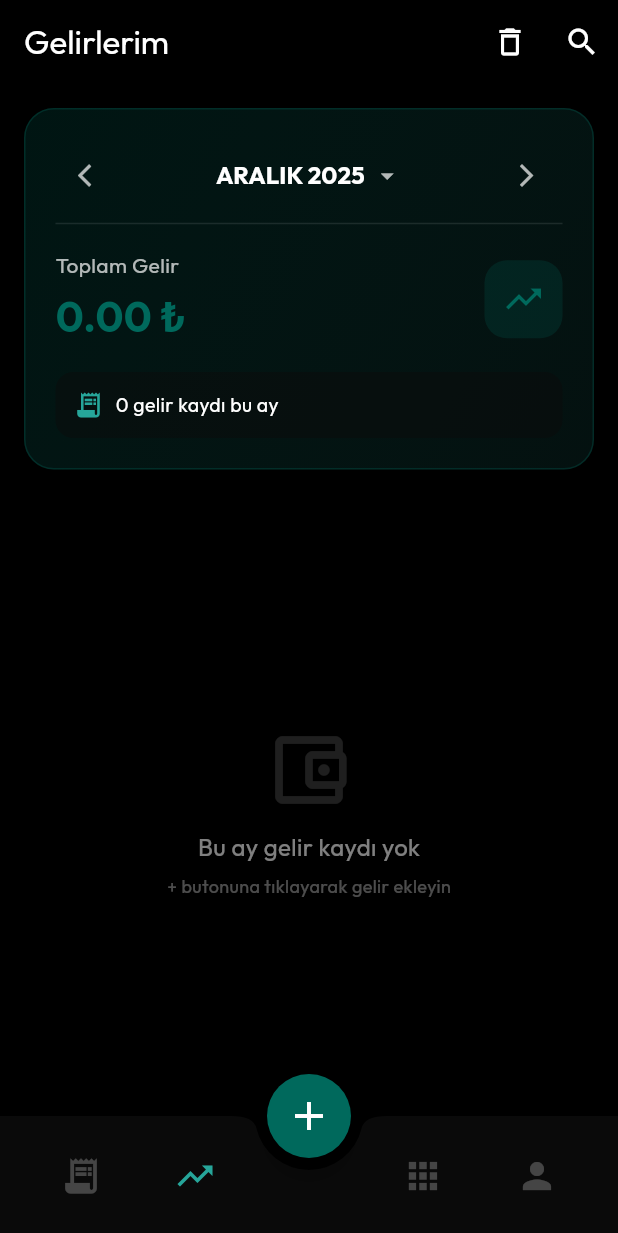
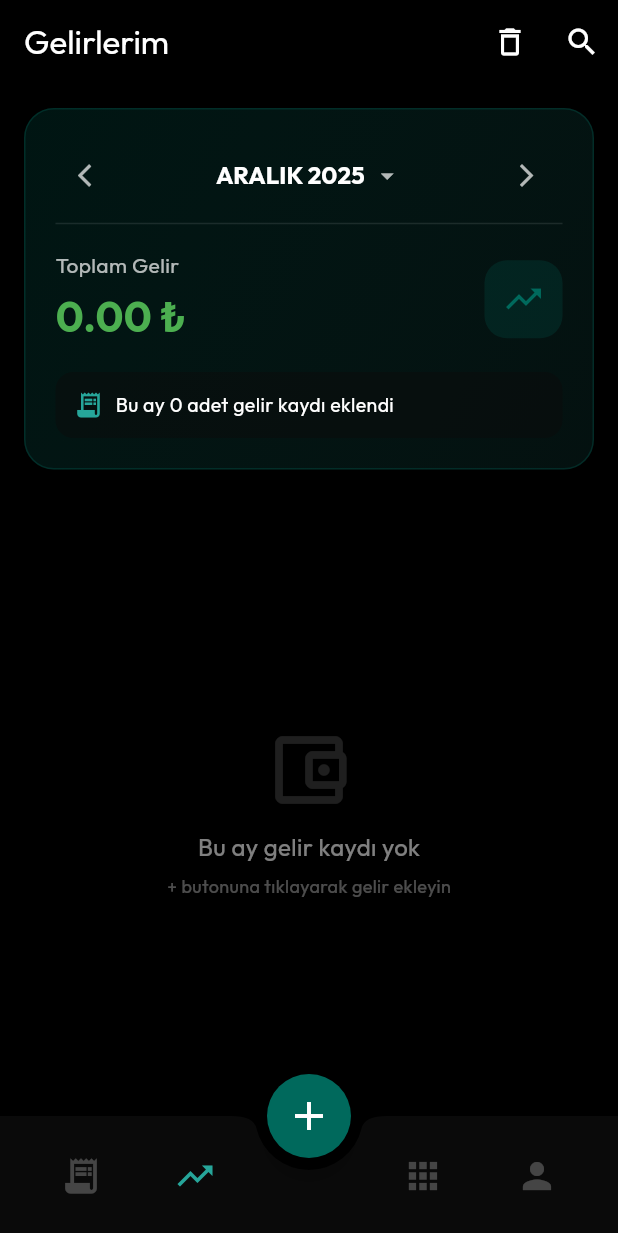
Before and after one commit to SeyitAltintas/Cashly, a Flutter app: the screen it shows after launch, item 2 of the bottom bar chosen, on a phone screen of 412 x 824 dp. Shown: the top 1233 px of the screen. Run offline on Flutter 3.47's test engine with Material 3 defaults, Android fonts, the light colour scheme and no system bars; our stand-ins replace fl_chart, flutter_tts, google_fonts, hive_flutter, image_picker, local_auth and 1 more; accounts and stored records are empty.

Commit message:
gelir adeti texti değişti gelir fiyatı rengi değişti.

```diff
--- a/lib/features/income/presentation/pages/income_page.dart
+++ b/lib/features/income/presentation/pages/income_page.dart
@@ -223,7 +223,7 @@ class _IncomePageState extends State<IncomePage> {
                       Text(
                         "${totalIncome.toStringAsFixed(2)} ₺",
                         style: TextStyle(
-                          color: Theme.of(context).colorScheme.primary,
+                          color: Colors.green,
                           fontSize: 28,
                           fontWeight: FontWeight.bold,
                         ),
@@ -265,7 +265,7 @@ class _IncomePageState extends State<IncomePage> {
                     ),
                     const SizedBox(width: 8),
                     Text(
-                      "${filteredIncomes.length} gelir kaydı bu ay",
+                      "Bu ay ${filteredIncomes.length} adet gelir kaydı eklendi",
                       style: TextStyle(
                         color: Theme.of(context).colorScheme.onSurface,
                         fontSize: 13,
```
